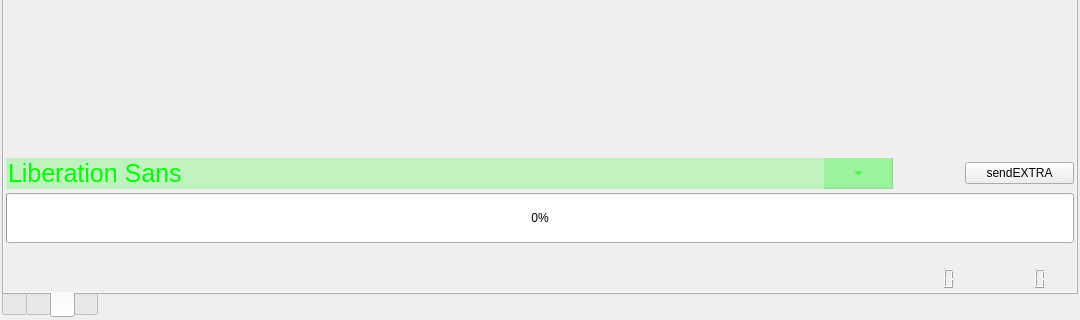
This is iDom_Client/idom_client.ui in cyniu88/QT_kurs as Qt 5 draws it before an edit; both pictures show x 0 to 1080 and y 591 to 911 of the 1080 by 911 pixel window. The edited form follows.
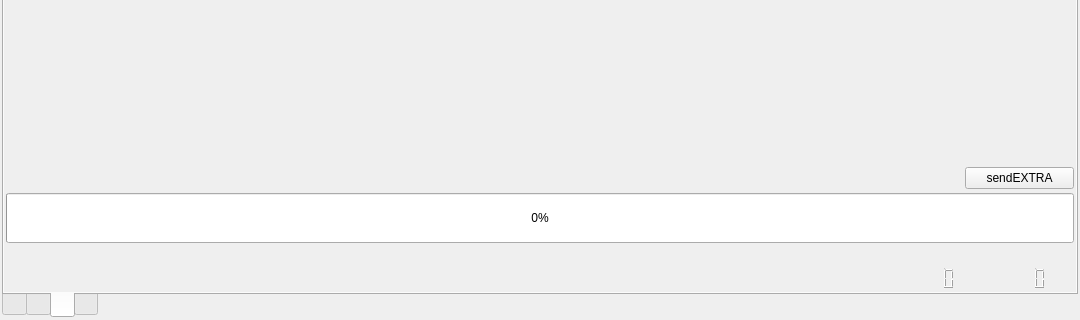
This is the edited form. Icons and pictures are not drawn.

What changed in the file:
```diff
--- a/iDom_Client/idom_client.ui
+++ b/iDom_Client/idom_client.ui
@@ -800,32 +800,6 @@
           <property name="sizeConstraint">
            <enum>QLayout::SetDefaultConstraint</enum>
           </property>
-          <item row="3" column="0">
-           <widget class="QFontComboBox" name="fontComboBox">
-            <property name="styleSheet">
-             <string notr="true">
-QComboBox {
- 
-background-color: rgba(0, 255, 0, 50);
- border: true;
-	border-color: rgb(0, 255, 0);
-	color: rgb(0, 255, 0);
-    font-family:  &quot;Franklin Gothic Medium&quot;;
-    font-size:  25px;
-}
-QComboBox::drop-down {
-     width:19px;
-   
-    margin-right:50px;
-   
-}
-QComboBox::down-arrow {
-   image: url(:/new/prefix1/files/down_arrow.png);
-}
-	</string>
-            </property>
-           </widget>
-          </item>
           <item row="5" column="0">
            <spacer name="horizontalSpacer">
             <property name="orientation">
@@ -921,7 +895,7 @@
            <widget class="QTextEdit" name="wynik">
             <property name="font">
              <font>
-              <family>Courier New</family>
+              <family>Consolas</family>
               <pointsize>13</pointsize>
              </font>
             </property>
@@ -955,7 +929,7 @@
              <string>&lt;!DOCTYPE HTML PUBLIC &quot;-//W3C//DTD HTML 4.0//EN&quot; &quot;http://www.w3.org/TR/REC-html40/strict.dtd&quot;&gt;
 &lt;html&gt;&lt;head&gt;&lt;meta name=&quot;qrichtext&quot; content=&quot;1&quot; /&gt;&lt;style type=&quot;text/css&quot;&gt;
 p, li { white-space: pre-wrap; }
-&lt;/style&gt;&lt;/head&gt;&lt;body style=&quot; font-family:'Courier New'; font-size:13pt; font-weight:400; font-style:normal;&quot;&gt;
+&lt;/style&gt;&lt;/head&gt;&lt;body style=&quot; font-family:'Consolas'; font-size:13pt; font-weight:400; font-style:normal;&quot;&gt;
 &lt;p style=&quot; margin-top:0px; margin-bottom:0px; margin-left:0px; margin-right:0px; -qt-block-indent:0; text-indent:0px;&quot;&gt;&lt;span style=&quot; font-family:'MS Shell Dlg 2'; font-size:7.8pt;&quot;&gt;tu beda wyniki&lt;/span&gt;&lt;/p&gt;&lt;/body&gt;&lt;/html&gt;</string>
             </property>
             <property name="textInteractionFlags">
```
